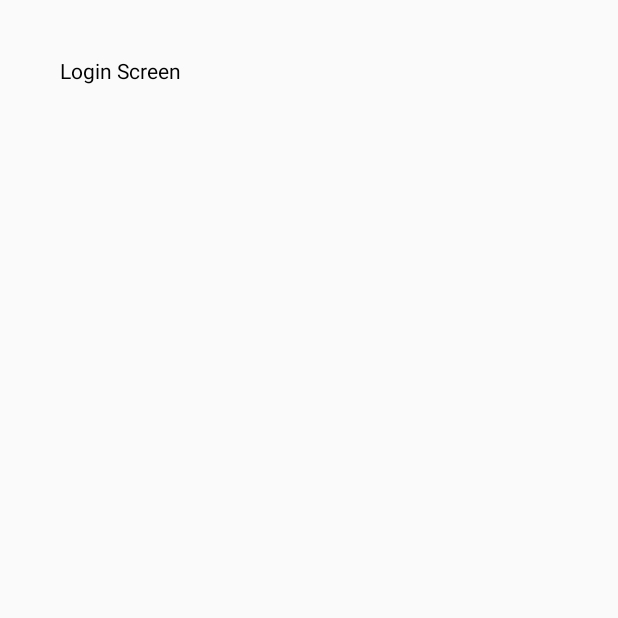
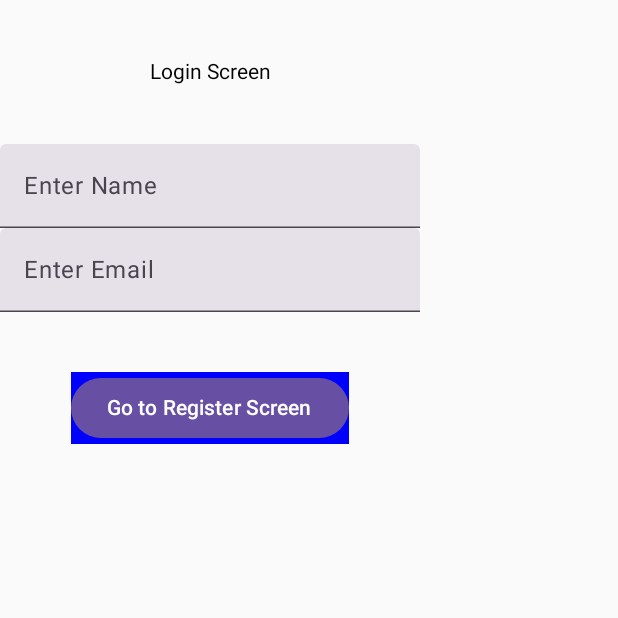
Before and after one commit to CATAWDE/NavigationJetpackComposePractice, an Android app built with Jetpack Compose: the screen it shows after launch (MainActivity), on a phone screen of 412 x 824 dp, the top half of it. Before the commit the part shown is almost empty. Run offline under Robolectric (Android 15) with nearby library versions, the phone set to English and light mode, and no system bars.

Commit message:
Nav arguments passing

```diff
--- a/app/src/main/java/com/example/navigationjetpackcompose/MainActivity.kt
+++ b/app/src/main/java/com/example/navigationjetpackcompose/MainActivity.kt
@@ -6,21 +6,29 @@ import androidx.activity.compose.setContent
 import androidx.activity.enableEdgeToEdge
 import androidx.compose.foundation.background
 import androidx.compose.foundation.clickable
+import androidx.compose.foundation.layout.Arrangement
 import androidx.compose.foundation.layout.Box
+import androidx.compose.foundation.layout.Column
 import androidx.compose.foundation.layout.fillMaxSize
 import androidx.compose.foundation.layout.padding
+import androidx.compose.material3.Button
 import androidx.compose.material3.Text
+import androidx.compose.material3.TextField
 import androidx.compose.runtime.Composable
 import androidx.compose.runtime.LaunchedEffect
+import androidx.compose.runtime.mutableStateOf
+import androidx.compose.runtime.remember
 import androidx.compose.ui.Alignment
 import androidx.compose.ui.Modifier
 import androidx.compose.ui.graphics.Color
 import androidx.compose.ui.unit.dp
 import androidx.navigation.NavController
 import androidx.navigation.NavHost
+import androidx.navigation.NavType
 import androidx.navigation.compose.NavHost
 import androidx.navigation.compose.composable
 import androidx.navigation.compose.rememberNavController
+import androidx.navigation.navArgument
 import kotlinx.coroutines.delay
 
 class MainActivity : ComponentActivity() {
@@ -41,13 +49,18 @@ NavHost( navController= navController, startDestination =  "splash"){
         SplashScreen(navController)
 
     }
-    composable(route="registration"){
-        RegistrationScreen{
+    composable(route="login"){
+        LoginScreen(navController)
+    }
+    composable(route="registration/{email}/{name}", arguments = listOf(
+       navArgument("email") {type= NavType.StringType},
+        navArgument("name") {type= NavType.StringType}
+    )){
+        val email = it.arguments?.getString("email")
+        val name = it.arguments?.getString("name")
+        RegistrationScreen(email =email?:"", name = name?:""){
             navController.navigate("main")
         }
-    }
-    composable(route="login"){
-        LoginScreen(navController)
     }
     composable(route="main"){
         MainScreen()
@@ -74,21 +87,53 @@ fun SplashScreen(navController: NavController) {
 }
 
 @Composable
-fun RegistrationScreen(onClick: ()->Unit) {
-    Text(text= "Registration Screen",
-        modifier= Modifier.padding(40.dp)
-            .clickable {
-                onClick()}
-    )
+fun RegistrationScreen(email:String, name:String?,onClick:() ->Unit) {
+    Column (horizontalAlignment = Alignment.CenterHorizontally,
+        verticalArrangement = Arrangement.Center){
+
+        Text(text= "Registration Screen",
+            modifier= Modifier.padding(40.dp).clickable { onClick() }
+        )
+        Text(text= "$email",
+            modifier= Modifier.padding(80.dp)
+        )
+        Text(text= "$name",
+            modifier= Modifier.padding(80.dp)
+        )
+
+
+    }
+
 }
 
 @Composable
 fun LoginScreen(navController: NavController) {
-    Text(text= "Login Screen", Modifier.padding(40.dp).clickable {
-        navController.navigate("registration")
-    })
+    val nameState =  remember{mutableStateOf("")}
+    val emailState =  remember{mutableStateOf("")}
+    Column(horizontalAlignment = Alignment.CenterHorizontally,
+        verticalArrangement = Arrangement.Center) {
 
+        Text(text = "Login Screen", Modifier.padding(40.dp))
+        TextField(value = nameState.value,
+            onValueChange = {
+                nameState.value = it
+            },
+            label = { Text(text = "Enter Name") },
+            placeholder = {})
 
+        TextField(value = emailState.value,
+            onValueChange = {
+                emailState.value = it
+            },
+            label = { Text(text = "Enter Email") },
+            placeholder = {})
+
+        Button(onClick = {navController.navigate("registration/${emailState.value}/${nameState.value}")},
+            modifier = Modifier.padding(40.dp).background(color = Color.Blue)){
+            Text(text = "Go to Register Screen")
+        }
+
+    }
 }
 
 @Composable
--- a/gradle/libs.versions.toml
+++ b/gradle/libs.versions.toml
@@ -23,7 +23,7 @@ hilt = "2.51.1"
 # Added Compose BOM version
 composeBom = "2024.09.00"
 navigationCompose="2.6.0"
-
+lifecycleCompose = "2.8.7"
 
 [libraries]
 androidx-core-ktx = { group = "androidx.core", name = "core-ktx", version.ref = "coreKtx" }
@@ -52,6 +52,9 @@ androidx-paging-runtime = { group = "androidx.paging", name = "paging-runtime-kt
 glide = { group = "com.github.bumptech.glide", name = "glide", version.ref = "glide" }
 hilt-android-lib = { group = "com.google.dagger", name = "hilt-android", version.ref = "hilt" }
 hilt-compiler = { group = "com.google.dagger", name = "hilt-android-compiler", version.ref = "hilt" }
+androidx-lifecycle-viewmodel-compose={ group = "androidx.lifecycle", name = "lifecycle-viewmodel-compose", version.ref = "lifecycleCompose"}
+androidx-lifecycle-runtime-compose={ group = "androidx.lifecycle", name = "lifecycle-runtime-compose", version.ref = "lifecycleCompose"}
+
 
 # Added missing Jetpack Compose libraries
 androidx-activity-compose = { group = "androidx.activity", name = "activity-compose", version.ref = "activity" }
```
Also changed, not shown: app/build.gradle.kts (+11 -0 lines).
